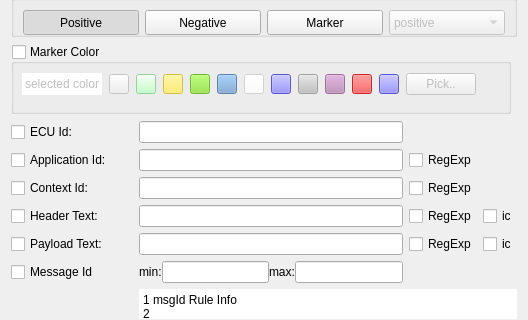
First picture: the form in src/filterdialog.ui, repository WinvicWang/dlt-viewer-for-adb, before the edit; both pictures show x 0 to 528 and y 86 to 406 of the 528 by 560 pixel window.
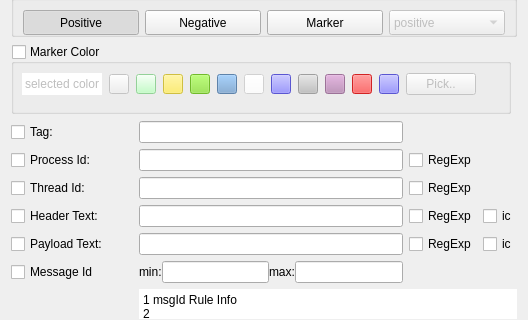
Second picture: the form after the edit. Icons and pictures are not drawn.

```diff
--- a/src/filterdialog.ui
+++ b/src/filterdialog.ui
@@ -256,7 +256,7 @@
      <item row="2" column="0">
       <widget class="QCheckBox" name="checkBoxContextId">
        <property name="text">
-        <string>Context Id:</string>
+        <string>Thread Id:</string>
        </property>
       </widget>
      </item>
@@ -417,7 +417,7 @@
      <item row="1" column="0">
       <widget class="QCheckBox" name="checkBoxApplicationId">
        <property name="text">
-        <string>Application Id:</string>
+        <string>Process Id:</string>
        </property>
       </widget>
      </item>
@@ -451,7 +451,7 @@
      <item row="0" column="0">
       <widget class="QCheckBox" name="checkBoxEcuId">
        <property name="text">
-        <string>ECU Id:</string>
+        <string>Tag:</string>
        </property>
       </widget>
      </item>
```
Left out of the diff: 32 changed lines with no effect on the pictures.
